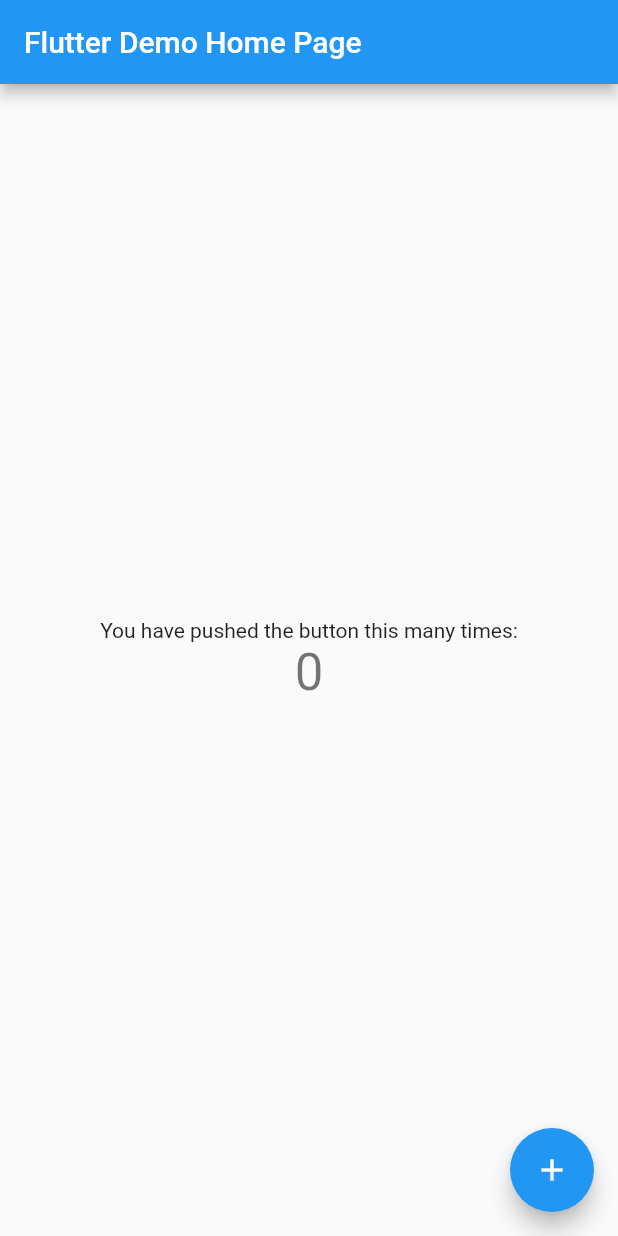
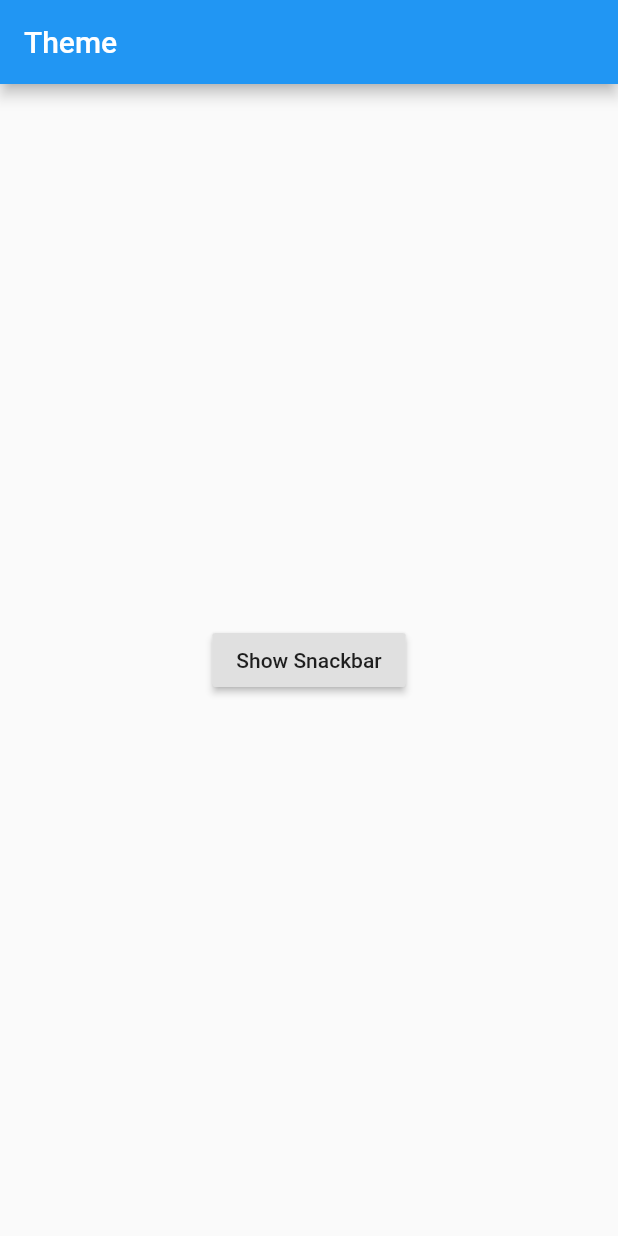
Before and after one commit to guibarbosadev/flutter-cookbook, a Flutter app: the screen it shows after launch, on a phone screen of 412 x 824 dp. Run offline on Flutter 3.47's test engine with Material 2 defaults, Android fonts, the phone set to English and light mode, and no system bars.

Commit message:
Added snackbar example

```diff
--- a/lib/main.dart
+++ b/lib/main.dart
@@ -1,109 +1,68 @@
 import 'package:flutter/material.dart';
 
-void main() => runApp(new MyApp());
+void main() {
+  runApp(new MyApp());
+}
 
 class MyApp extends StatelessWidget {
-  // This widget is the root of your application.
   @override
   Widget build(BuildContext context) {
     return new MaterialApp(
-      title: 'Flutter Demo',
       theme: new ThemeData(
-        // This is the theme of your application.
-        //
-        // Try running your application with "flutter run". You'll see the
-        // application has a blue toolbar. Then, without quitting the app, try
-        // changing the primarySwatch below to Colors.green and then invoke
-        // "hot reload" (press "r" in the console where you ran "flutter run",
-        // or press Run > Flutter Hot Reload in IntelliJ). Notice that the
-        // counter didn't reset back to zero; the application is not restarted.
-        primarySwatch: Colors.blue,
+        errorColor: Colors.red,
       ),
-      home: new MyHomePage(title: 'Flutter Demo Home Page'),
+      home: new MyHomePage(
+        title: 'Theme'
+      ),
     );
   }
 }
 
 class MyHomePage extends StatefulWidget {
-  MyHomePage({Key key, this.title}) : super(key: key);
-
-  // This widget is the home page of your application. It is stateful, meaning
-  // that it has a State object (defined below) that contains fields that affect
-  // how it looks.
-
-  // This class is the configuration for the state. It holds the values (in this
-  // case the title) provided by the parent (in this case the App widget) and
-  // used by the build method of the State. Fields in a Widget subclass are
-  // always marked "final".
-
   final String title;
 
+  MyHomePage({@required this.title});
+
   @override
-  _MyHomePageState createState() => new _MyHomePageState();
+  State<StatefulWidget> createState() {
+      return new _MyHomePageState(title: title);
+    }
 }
 
 class _MyHomePageState extends State<MyHomePage> {
-  int _counter = 0;
 
-  void _incrementCounter() {
-    setState(() {
-      // This call to setState tells the Flutter framework that something has
-      // changed in this State, which causes it to rerun the build method below
-      // so that the display can reflect the updated values. If we changed
-      // _counter without calling setState(), then the build method would not be
-      // called again, and so nothing would appear to happen.
-      _counter++;
-    });
+  final String title;
+  final GlobalKey<ScaffoldState> _key = new GlobalKey<ScaffoldState>();
+
+  _MyHomePageState({@required this.title});
+
+   void _showSnackBar() {
+     print('clicked');
+      _key.currentState.showSnackBar(new SnackBar(
+       content: new Text('Some content'),
+       action: new SnackBarAction(
+         label: 'Undo' ,
+         onPressed: () {
+           _key.currentState.hideCurrentSnackBar();
+         },
+       )
+    ));
   }
+
 
   @override
   Widget build(BuildContext context) {
-    // This method is rerun every time setState is called, for instance as done
-    // by the _incrementCounter method above.
-    //
-    // The Flutter framework has been optimized to make rerunning build methods
-    // fast, so that you can just rebuild anything that needs updating rather
-    // than having to individually change instances of widgets.
     return new Scaffold(
+      key: _key,
       appBar: new AppBar(
-        // Here we take the value from the MyHomePage object that was created by
-        // the App.build method, and use it to set our appbar title.
-        title: new Text(widget.title),
+        title: new Text(title),
       ),
       body: new Center(
-        // Center is a layout widget. It takes a single child and positions it
-        // in the middle of the parent.
-        child: new Column(
-          // Column is also layout widget. It takes a list of children and
-          // arranges them vertically. By default, it sizes itself to fit its
-          // children horizontally, and tries to be as tall as its parent.
-          //
-          // Invoke "debug paint" (press "p" in the console where you ran
-          // "flutter run", or select "Toggle Debug Paint" from the Flutter tool
-          // window in IntelliJ) to see the wireframe for each widget.
-          //
-          // Column has various properties to control how it sizes itself and
-          // how it positions its children. Here we use mainAxisAlignment to
-          // center the children vertically; the main axis here is the vertical
-          // axis because Columns are vertical (the cross axis would be
-          // horizontal).
-          mainAxisAlignment: MainAxisAlignment.center,
-          children: <Widget>[
-            new Text(
-              'You have pushed the button this many times:',
-            ),
-            new Text(
-              '$_counter',
-              style: Theme.of(context).textTheme.display1,
-            ),
-          ],
-        ),
+        child: new RaisedButton(
+          child: new Text('Show Snackbar'),
+          onPressed: () => _showSnackBar(),
+          )
       ),
-      floatingActionButton: new FloatingActionButton(
-        onPressed: _incrementCounter,
-        tooltip: 'Increment',
-        child: new Icon(Icons.add),
-      ), // This trailing comma makes auto-formatting nicer for build methods.
     );
   }
 }
```
